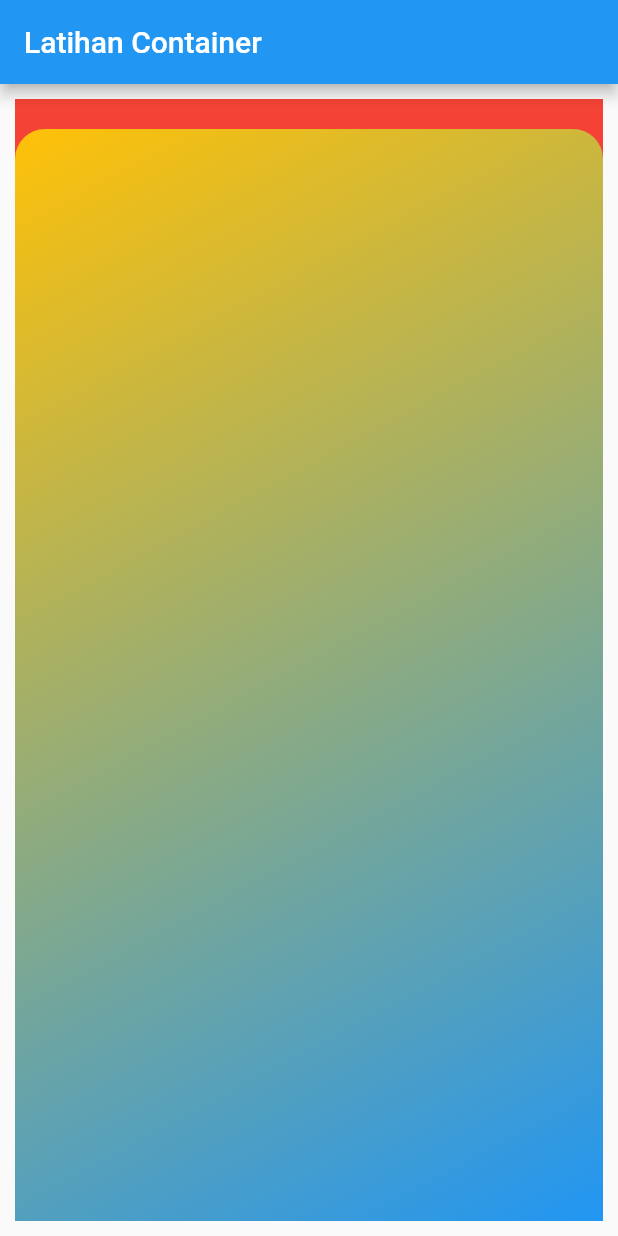
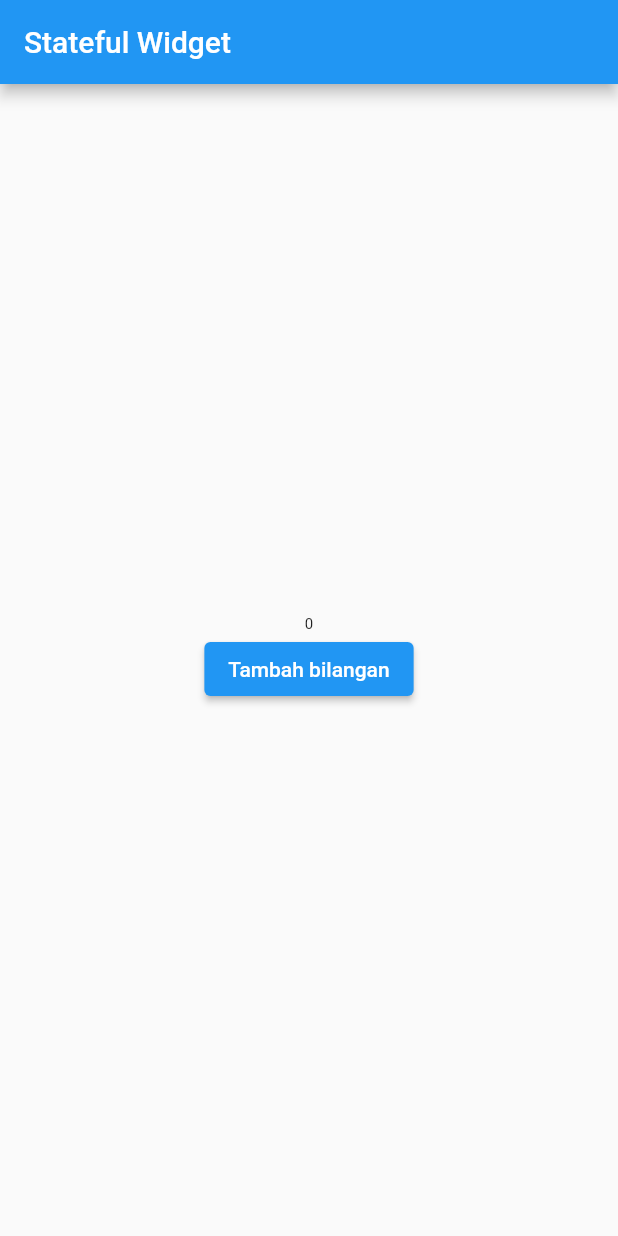
Before and after one commit to cecep29/flutter_basic, a Flutter app: the screen it shows after launch, on a phone screen of 412 x 824 dp. Run offline on Flutter 3.47's test engine with Material 2 defaults, Android fonts, the phone set to English and light mode, and no system bars.

Commit message:
stateful widget

```diff
--- a/lib/main.dart
+++ b/lib/main.dart
@@ -4,30 +4,39 @@ void main() {
   runApp(const MyApp());
 }
 
-class MyApp extends StatelessWidget {
+class MyApp extends StatefulWidget {
   const MyApp({super.key});
+
+  @override
+  State<MyApp> createState() => _MyAppState();
+}
+
+class _MyAppState extends State<MyApp> {
+  int number = 0;
+  void tekanTombol() {
+    setState(() {
+      number = number + 1;
+    });
+  }
 
   @override
   Widget build(BuildContext context) {
     return MaterialApp(
       home: Scaffold(
         appBar: AppBar(
-          title: const Text('Latihan Container'),
+          title: const Text('Stateful Widget'),
         ),
-        body: Container(
-          margin: const EdgeInsets.all(10),
-          color: Colors.red,
-          padding: const EdgeInsets.only(top: 20),
-          child: Container(
-            decoration: const BoxDecoration(
-              borderRadius: BorderRadius.only(
-                  topLeft: Radius.circular(20), topRight: Radius.circular(20)),
-              gradient: LinearGradient(
-                begin: Alignment.topLeft,
-                end: Alignment.bottomRight,
-                colors: <Color>[Colors.amber, Colors.blue],
+        body: Center(
+          child: Column(
+            mainAxisAlignment: MainAxisAlignment.center,
+            children: [
+              Text(
+                number.toString(),
+                style: TextStyle(fontSize: 10 + number.toDouble()),
               ),
-            ),
+              ElevatedButton(
+                  onPressed: tekanTombol, child: const Text('Tambah bilangan'))
+            ],
           ),
         ),
       ),
```
Also changed, not shown: pubspec.yaml (+46 -48 lines).
